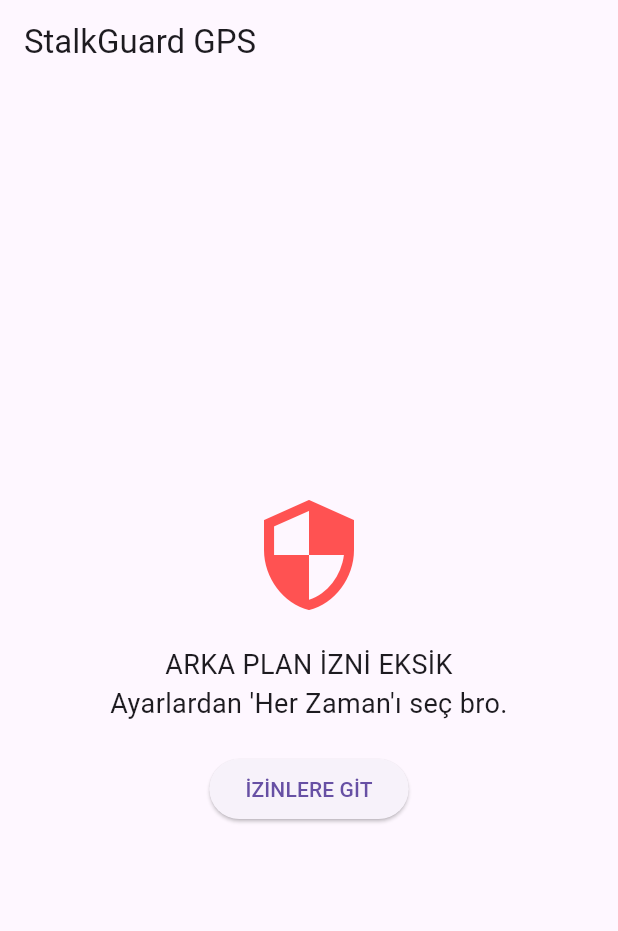
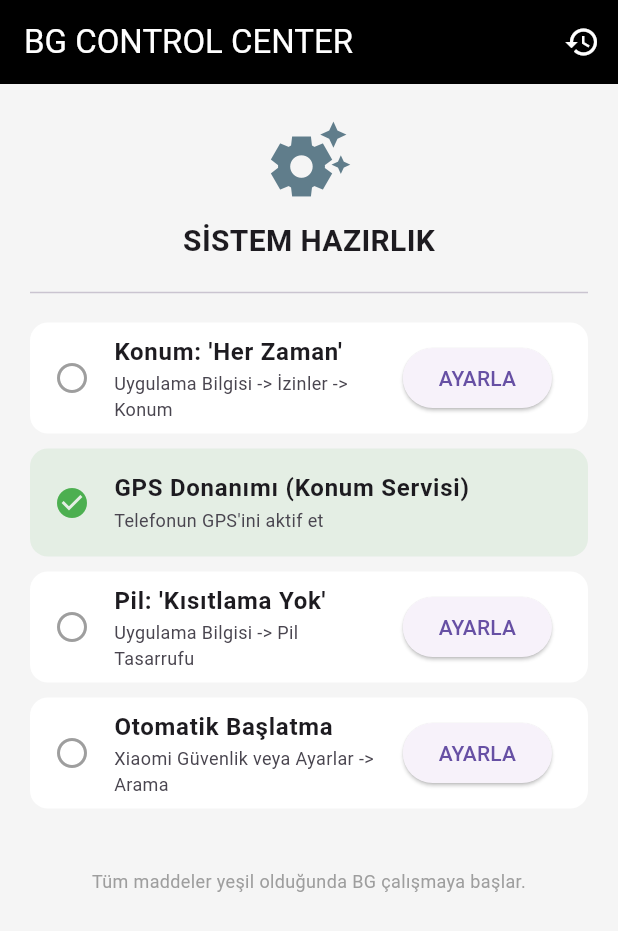
Before and after one commit to akinik456/bg, a Flutter app: the screen it shows after launch, on a phone screen of 412 x 824 dp. Shown: the top 931 px of the screen. Run offline on Flutter 3.47's test engine with Material 3 defaults, Android fonts, the light colour scheme and no system bars; our stand-ins replace geolocator.

Commit message:
feat: implement 4-stage mission control (Always Location, GPS, Battery, Autostart) for Xiaomi compatibility

```diff
--- a/lib/main.dart
+++ b/lib/main.dart
@@ -1,111 +1,230 @@
+import 'dart:async';
+import 'dart:io';
 import 'package:flutter/material.dart';
 import 'package:geolocator/geolocator.dart';
-import 'dart:async';
+import 'package:path_provider/path_provider.dart';
 
-void main() => runApp(const MaterialApp(home: BgApp(), debugShowCheckedModeBanner: false));
+void main() {
+  runApp(const MaterialApp(
+    home: BgApp(),
+    debugShowCheckedModeBanner: false,
+    title: "BG",
+  ));
+}
 
 class BgApp extends StatefulWidget {
   const BgApp({super.key});
+
   @override
   State<BgApp> createState() => _BgAppState();
 }
 
 class _BgAppState extends State<BgApp> {
+  // Otomatik Kontroller
   bool _isAlwaysGranted = false;
+  bool _isGpsEnabled = false;
+
+  // Manuel (Kullanıcı Onayı) Kontroller
+  bool _isBatteryDone = false;
+  bool _isAutostartDone = false;
+
   Timer? _timer;
 
   @override
   void initState() {
     super.initState();
-    // Uygulama açılır açılmaz inatçı takibi başlat
     _startStubbornCheck();
   }
 
   @override
   void dispose() {
-    _timer?.cancel(); // Bellek sızıntısını önle
+    _timer?.cancel();
     super.dispose();
   }
 
-  // İnatçı Takip: İzin 'Always' olana kadar her saniye sorgular
-bool _isGpsEnabled = false; // Yeni değişken
-
+  // İnatçı Takip: İzin ve GPS donanımını saniyede bir sorgular
   void _startStubbornCheck() {
     _timer = Timer.periodic(const Duration(seconds: 1), (timer) async {
-    // Mevcut durumları ham veriden çek
       LocationPermission perm = await Geolocator.checkPermission();
       bool gpsStatus = await Geolocator.isLocationServiceEnabled();
 
-    // Sadece durum değiştiyse setState atalım ki uygulama nefes alsın
-    if (mounted && (_isAlwaysGranted != (perm == LocationPermission.always) || _isGpsEnabled != gpsStatus)) {
+      if (mounted) {
         setState(() {
           _isAlwaysGranted = (perm == LocationPermission.always);
           _isGpsEnabled = gpsStatus;
         });
-      print("LOG: Durum Güncellendi -> İzin: $_isAlwaysGranted, GPS: $_isGpsEnabled");
       }
     });
   }
+
+  // Karakutu Yazma
+  Future<void> _recordLog(Position pos) async {
+    try {
+      final directory = await getApplicationDocumentsDirectory();
+      final file = File('${directory.path}/bg_logs.txt');
+      final String timestamp = DateTime.now().toString().split('.').first;
+      final String logLine = "[$timestamp] Lat: ${pos.latitude}, Lng: ${pos.longitude}\n";
+
+      await file.writeAsString(logLine, mode: FileMode.append);
+      print("📝 BG LOG: $logLine");
+    } catch (e) {
+      print("❌ BG YAZMA HATASI: $e");
+    }
+  }
+
+  // Karakutu Okuma (Terminale Dökme)
+  Future<void> _readAllLogs() async {
+    try {
+      final directory = await getApplicationDocumentsDirectory();
+      final file = File('${directory.path}/bg_logs.txt');
+
+      if (await file.exists()) {
+        final String content = await file.readAsString();
+        print("\n📂 --- BG KARAKUTU KAYITLARI --- 📂");
+        print(content);
+        print("----------------------------------\n");
+      } else {
+        print("⚠️ BG: Henüz kayıtlı veri yok.");
+      }
+    } catch (e) {
+      print("❌ BG OKUMA HATASI: $e");
+    }
+  }
+
   @override
   Widget build(BuildContext context) {
+    bool allSystemGo = _isAlwaysGranted && _isGpsEnabled && _isBatteryDone && _isAutostartDone;
+
     return Scaffold(
-    appBar: AppBar(title: const Text('StalkGuard GPS')),
-    body: Center(
-      child: _buildLogicGate(),
+      backgroundColor: Colors.grey[100],
+      appBar: AppBar(
+        title: const Text('BG CONTROL CENTER'),
+        backgroundColor: Colors.black,
+        foregroundColor: Colors.white,
+        actions: [
+          IconButton(
+            icon: const Icon(Icons.history),
+            onPressed: _readAllLogs,
+          ),
+        ],
+      ),
+      body: allSystemGo ? _buildTrackingView() : _buildSetupView(),
+    );
+  }
+
+  // 1. KURULUM EKRANI (Checklist)
+  Widget _buildSetupView() {
+    return SingleChildScrollView(
+      padding: const EdgeInsets.all(20),
+      child: Column(
+        children: [
+          const Icon(Icons.settings_suggest, size: 60, color: Colors.blueGrey),
+          const SizedBox(height: 10),
+          const Text("SİSTEM HAZIRLIK", style: TextStyle(fontSize: 20, fontWeight: FontWeight.bold)),
+          const Divider(height: 40),
+
+          // Konum İzni
+          _checkTile(
+            title: "Konum: 'Her Zaman'",
+            subtitle: "Uygulama Bilgisi -> İzinler -> Konum",
+            status: _isAlwaysGranted,
+            onAction: () => Geolocator.openAppSettings(),
+          ),
+
+          // GPS Donanım
+          _checkTile(
+            title: "GPS Donanımı (Konum Servisi)",
+            subtitle: "Telefonun GPS'ini aktif et",
+            status: _isGpsEnabled,
+            onAction: () => Geolocator.openLocationSettings(),
+          ),
+
+          // Pil Kısıtlaması (Manuel Onay)
+          _checkTile(
+            title: "Pil: 'Kısıtlama Yok'",
+            subtitle: "Uygulama Bilgisi -> Pil Tasarrufu",
+            status: _isBatteryDone,
+            onAction: () => _showManualConfirm(
+              "Pil Ayarı",
+              "Uygulama Bilgisi sayfasında 'Pil Tasarrufu' bölümüne girip 'Kısıtlama Yok' (No Restrictions) seçeneğini işaretlediniz mi?",
+              () => setState(() => _isBatteryDone = true),
+            ),
+          ),
+
+          // Autostart (Manuel Onay)
+          _checkTile(
+            title: "Otomatik Başlatma",
+            subtitle: "Xiaomi Güvenlik veya Ayarlar -> Arama",
+            status: _isAutostartDone,
+            onAction: () => _showManualConfirm(
+              "Autostart (Xiaomi)",
+              "1. 'Güvenlik' uygulamasını aç veya ayarlarda 'Otomatik Başlatma' (Autostart) diye arat.\n2. Listeden BG'yi bul ve aç.\n\nYaptın mı bro?",
+              () => setState(() => _isAutostartDone = true),
+            ),
+          ),
+
+          const SizedBox(height: 30),
+          const Text("Tüm maddeler yeşil olduğunda BG çalışmaya başlar.",
+            textAlign: TextAlign.center, style: TextStyle(color: Colors.grey, fontSize: 12)),
+        ],
       ),
     );
   }
 
-Widget _buildLogicGate() {
-  // 1. ENGEL: İzin Yoksa
-  if (!_isAlwaysGranted) {
-    return _errorView(
-      icon: Icons.security,
-      msg: "ARKA PLAN İZNİ EKSİK\nAyarlardan 'Her Zaman'ı seç bro.",
-      btnText: "İZİNLERE GİT",
-      onBtnPressed: () => Geolocator.openAppSettings(),
+  // 2. TAKİP EKRANI (Her Şey Tamamsa)
+  Widget _buildTrackingView() {
+    return StreamBuilder<Position>(
+      stream: Geolocator.getPositionStream(
+        locationSettings: const LocationSettings(accuracy: LocationAccuracy.high, distanceFilter: 1),
+      ),
+      builder: (context, snap) {
+        if (snap.hasData) {
+          _recordLog(snap.data!);
+          return Center(
+            child: Column(
+              mainAxisAlignment: MainAxisAlignment.center,
+              children: [
+                const Icon(Icons.radar, size: 100, color: Colors.green),
+                const SizedBox(height: 30),
+                Text("Lat: ${snap.data!.latitude}", style: const TextStyle(fontSize: 24, fontWeight: FontWeight.bold)),
+                Text("Lng: ${snap.data!.longitude}", style: const TextStyle(fontSize: 24, fontWeight: FontWeight.bold)),
+                const SizedBox(height: 20),
+                const Text("BG AKTİF: Veriler Karakutuya İşleniyor...", style: TextStyle(color: Colors.blueGrey)),
+              ],
+            ),
           );
         }
-
-  // 2. ENGEL: Donanım (GPS) Kapalıysa
-  if (!_isGpsEnabled) {
-    return _errorView(
-      icon: Icons.location_disabled,
-      msg: "GPS DONANIMI KAPALI\nYukarıdan veya ayarlardan GPS'i aç.",
-      btnText: "GPS AYARLARINI AÇ",
-      onBtnPressed: () => Geolocator.openLocationSettings(),
-    );
-  }
-
-  // 3. YOL AÇIK: Her şey OK ise koordinat akışı
-  return StreamBuilder<Position>(
-    stream: Geolocator.getPositionStream(
-      locationSettings: const LocationSettings(accuracy: LocationAccuracy.high, distanceFilter: 1)
-    ),
-    builder: (context, snap) {
-      if (snap.hasError) return const Text("GPS Hatası! Sinyal bekleniyor...");
-      if (snap.hasData) {
-        return Text(
-          "Lat: ${snap.data!.latitude}\nLng: ${snap.data!.longitude}",
-          style: const TextStyle(fontSize: 26, fontWeight: FontWeight.bold),
-        );
-      }
-      return const CircularProgressIndicator();
+        return const Center(child: CircularProgressIndicator());
       },
     );
   }
 
-// Ortak Uyarı Tasarımı
-Widget _errorView({required IconData icon, required String msg, required String btnText, required VoidCallback onBtnPressed}) {
-  return Column(
-    mainAxisAlignment: MainAxisAlignment.center,
-    children: [
-      Icon(icon, size: 80, color: Colors.redAccent),
-      const SizedBox(height: 20),
-      Text(msg, textAlign: TextAlign.center, style: const TextStyle(fontSize: 18)),
-      const SizedBox(height: 20),
-      ElevatedButton(onPressed: onBtnPressed, child: Text(btnText)),
+  // Görsel Yardımcılar
+  Widget _checkTile({required String title, required String subtitle, required bool status, required VoidCallback onAction}) {
+    return Card(
+      elevation: 0,
+      color: status ? Colors.green.withOpacity(0.1) : Colors.white,
+      margin: const EdgeInsets.only(bottom: 10),
+      child: ListTile(
+        leading: Icon(status ? Icons.check_circle : Icons.circle_outlined, color: status ? Colors.green : Colors.grey),
+        title: Text(title, style: const TextStyle(fontWeight: FontWeight.bold)),
+        subtitle: Text(subtitle, style: const TextStyle(fontSize: 12)),
+        trailing: status ? null : ElevatedButton(onPressed: onAction, child: const Text("AYARLA")),
+      ),
+    );
+  }
+
+  void _showManualConfirm(String title, String msg, VoidCallback onConfirm) {
+    showDialog(
+      context: context,
+      builder: (ctx) => AlertDialog(
+        title: Text(title),
+        content: Text(msg),
+        actions: [
+          TextButton(onPressed: () => Navigator.pop(ctx), child: const Text("HENÜZ DEĞİL")),
+          ElevatedButton(onPressed: () { onConfirm(); Navigator.pop(ctx); }, child: const Text("EVET, YAPTIM")),
         ],
+      ),
     );
   }
 }
--- a/pubspec.yaml
+++ b/pubspec.yaml
@@ -38,6 +38,7 @@ dependencies:
   geolocator: ^14.0.2
   permission_handler: ^12.0.1
   logger: ^2.7.0
+  path_provider: ^2.1.5
 
 dev_dependencies:
   flutter_test:
```
Also changed, not shown: pubspec.lock. Lines whose indentation alone changed are shown as unchanged.
